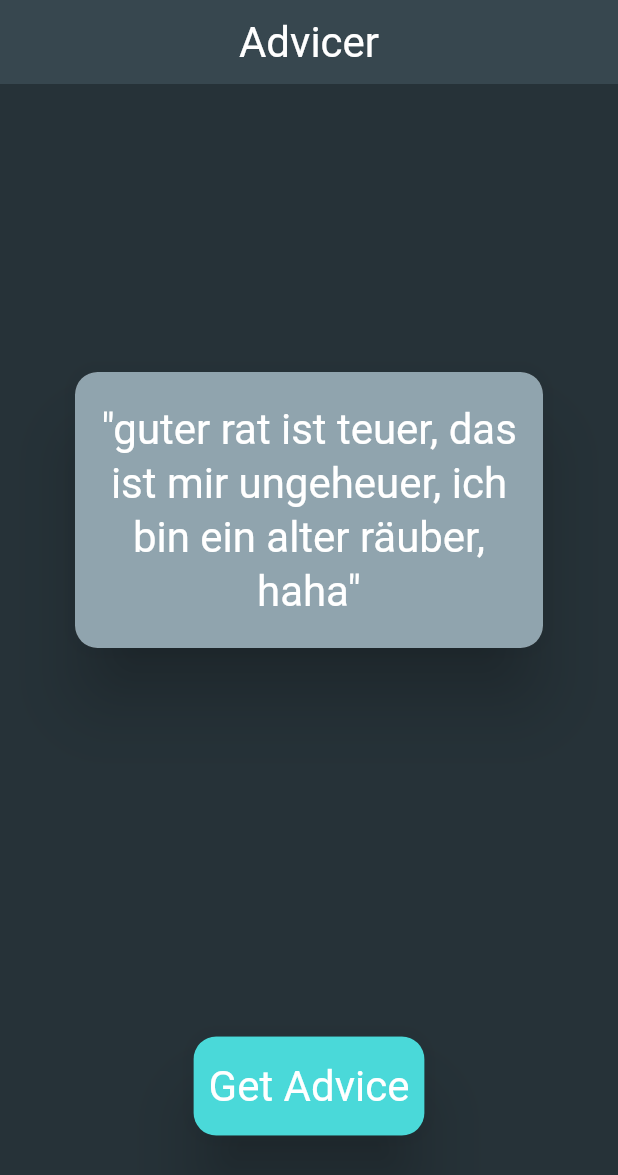
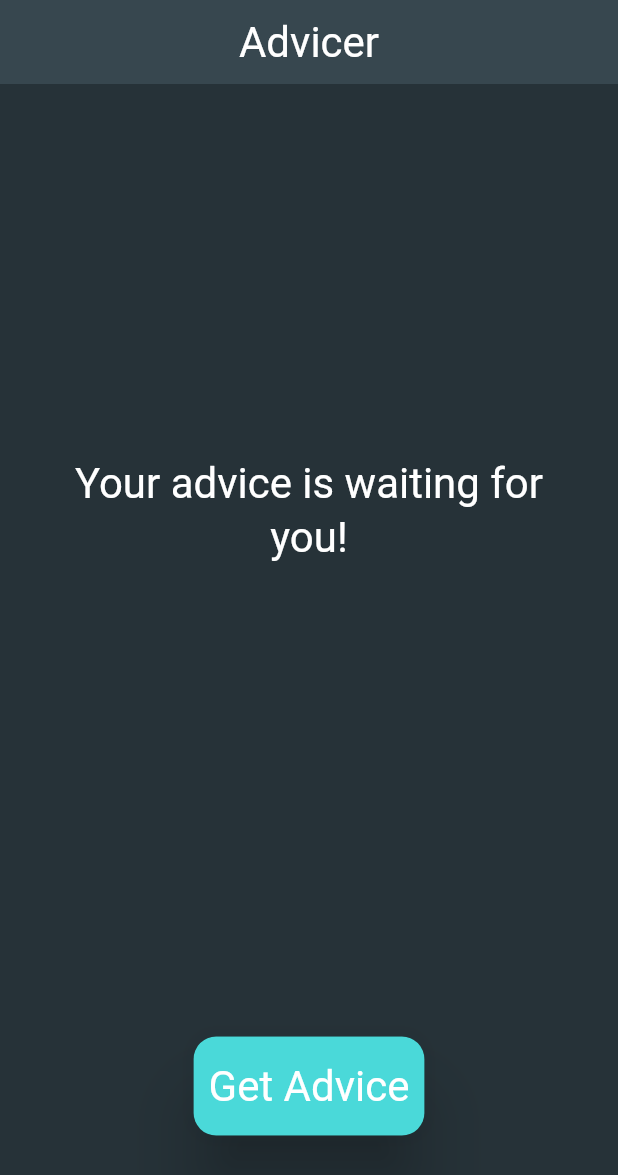
Before and after one commit to Joelbarfoo/flutter-portfolio, a Flutter app: the screen it shows after launch, on a phone screen of 412 x 824 dp. Shown: the top 1175 px of the screen. Run offline on Flutter 3.47's test engine with Material 3 defaults, Android fonts, the phone set to English and light mode, and no system bars; our stand-ins replace bloc, flutter_bloc.

Commit message:
video number 60 from tutorial

```diff
--- a/apps/project_01/lib/application/bloc/advicer_bloc.dart
+++ b/apps/project_01/lib/application/bloc/advicer_bloc.dart
@@ -1,27 +1,21 @@
 import 'package:meta/meta.dart';
 import 'package:bloc/bloc.dart';
+import 'package:project_01/domain/entities/advice_entity.dart';
+import 'package:project_01/domain/usecases/advicer_usecases.dart';
 
 part 'advicer_event.dart';
 part 'advicer_state.dart';
 
 class AdvicerBloc extends Bloc<AdvicerEvent, AdvicerState> {
   AdvicerBloc() : super(AdvicerInitial()) {
-    Future sleep1() {
-      return Future.delayed(Duration(seconds: 2), () => "1");
-    }
+    final usecases = AdvicerUsecases();
 
     on<AdviceRequestedEvent>((event, emit) async {
       emit(AdvicerStateLoading());
 
-      // do something; get advice
-      await sleep1();
+      AdviceEntity advice = await usecases.getAdviceUsecase();
 
-      emit(
-        AdvicerStateLoaded(
-          advice:
-              "guter rat ist teuer, das ist mir ungeheuer, ich bin ein alter räuber, haha",
-        ),
-      );
+      emit(AdvicerStateLoaded(advice: advice.advice));
     });
   }
 }
--- /dev/null
+++ b/apps/project_01/lib/domain/entities/advice_entity.dart
@@ -0,0 +1,8 @@
+
+
+class AdviceEntity {
+  final String advice;
+  final int id;
+
+  AdviceEntity({required this.advice, required this.id});
+}
--- /dev/null
+++ b/apps/project_01/lib/domain/repositories/advicer_repostitory.dart
@@ -0,0 +1,7 @@
+
+
+import 'package:project_01/domain/entities/advice_entity.dart';
+
+abstract class AdvicerRepository {
+  Future<AdviceEntity> getAdviceFromApi();
+}
--- /dev/null
+++ b/apps/project_01/lib/domain/usecases/advicer_usecases.dart
@@ -0,0 +1,17 @@
+
+
+
+import 'package:project_01/domain/entities/advice_entity.dart';
+
+class AdvicerUsecases {
+
+  Future<AdviceEntity> getAdviceUsecase() async {
+
+    await Future.delayed(Duration(seconds: 2));
+
+  return AdviceEntity(advice: "test", id: 1);
+
+    //businesslogic implementieren
+  }
+
+}
--- a/apps/project_01/lib/presentation/advicer/advicer_page.dart
+++ b/apps/project_01/lib/presentation/advicer/advicer_page.dart
@@ -23,7 +23,7 @@ class AdvicerPage extends StatelessWidget {
             Expanded(
               child: Center(
                 child: BlocBuilder<AdvicerBloc, AdvicerState>(
-                  bloc: BlocProvider.of<AdvicerBloc>(context)..add(AdviceRequestedEvent()),
+                  bloc: BlocProvider.of<AdvicerBloc>(context),
                   builder: (context, adviceState) {
                     if (adviceState is AdvicerInitial) {
                       return Text(
```
